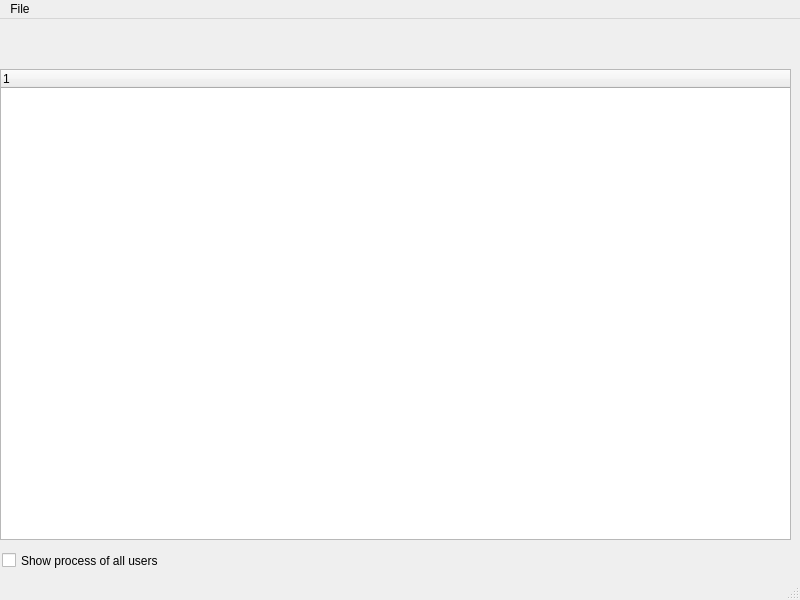
dblossom-marist/PerfMon, file gui/mainwindow.ui: the form before one commit.
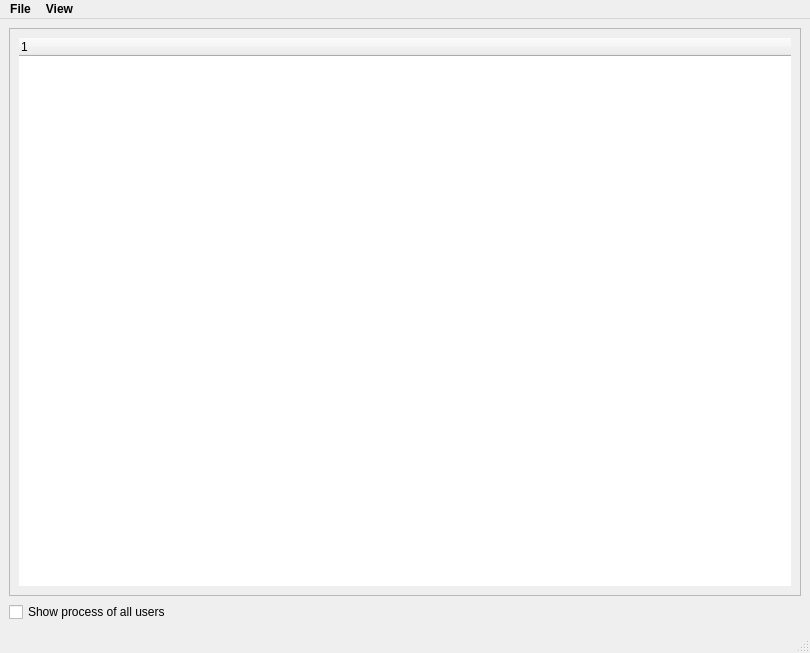
The form after the commit.

Commit message: Added menu, charting for multiple CPUs, fixed layout issues, removed main.ui, added systeminformation.py

The edit to the form file:
```diff
--- a/gui/mainwindow.ui
+++ b/gui/mainwindow.ui
@@ -6,63 +6,92 @@
    <rect>
     <x>0</x>
     <y>0</y>
-    <width>800</width>
-    <height>600</height>
+    <width>810</width>
+    <height>653</height>
    </rect>
   </property>
   <property name="windowTitle">
    <string>MainWindow</string>
   </property>
   <widget class="QWidget" name="centralwidget">
+   <layout class="QVBoxLayout" name="verticalLayout_2">
+    <item>
+     <widget class="QFrame" name="frame">
+      <property name="frameShape">
+       <enum>QFrame::StyledPanel</enum>
+      </property>
+      <property name="frameShadow">
+       <enum>QFrame::Raised</enum>
+      </property>
+      <layout class="QVBoxLayout" name="verticalLayout_3">
+       <item>
    <widget class="QTreeWidget" name="treeWidget">
-    <property name="geometry">
-     <rect>
-      <x>0</x>
-      <y>50</y>
-      <width>791</width>
-      <height>471</height>
-     </rect>
-    </property>
     <property name="sizePolicy">
      <sizepolicy hsizetype="Expanding" vsizetype="Expanding">
       <horstretch>0</horstretch>
       <verstretch>0</verstretch>
      </sizepolicy>
     </property>
+         <property name="frameShape">
+          <enum>QFrame::NoFrame</enum>
+         </property>
+         <property name="sizeAdjustPolicy">
+          <enum>QAbstractScrollArea::AdjustToContents</enum>
+         </property>
     <attribute name="headerCascadingSectionResizes">
      <bool>true</bool>
     </attribute>
-   </widget>
+         <column>
+          <property name="text">
+           <string notr="true">1</string>
+          </property>
+         </column>
+        </widget>
+       </item>
+      </layout>
+     </widget>
+    </item>
+    <item>
    <widget class="QCheckBox" name="checkBox">
-    <property name="geometry">
-     <rect>
-      <x>2</x>
-      <y>530</y>
-      <width>211</width>
-      <height>23</height>
-     </rect>
-    </property>
     <property name="text">
      <string>Show process of all users</string>
     </property>
    </widget>
+    </item>
+   </layout>
   </widget>
   <widget class="QMenuBar" name="menubar">
    <property name="geometry">
     <rect>
      <x>0</x>
      <y>0</y>
-     <width>800</width>
+     <width>810</width>
      <height>22</height>
     </rect>
    </property>
+   <property name="font">
+    <font>
+     <weight>75</weight>
+     <bold>true</bold>
+    </font>
+   </property>
+   <property name="autoFillBackground">
+    <bool>false</bool>
+   </property>
    <widget class="QMenu" name="menuFile">
     <property name="title">
      <string>File</string>
     </property>
     <addaction name="actionExit"/>
    </widget>
+   <widget class="QMenu" name="menuView">
+    <property name="title">
+     <string>View</string>
+    </property>
+    <addaction name="actionSystem_Information"/>
+   </widget>
    <addaction name="menuFile"/>
+   <addaction name="menuView"/>
   </widget>
   <widget class="QStatusBar" name="statusbar"/>
   <action name="actionExit">
```
Left out of the diff: 13 changed lines with no effect on the pictures. Lines whose indentation alone changed are shown as unchanged. The commit also changes 4 other files.
